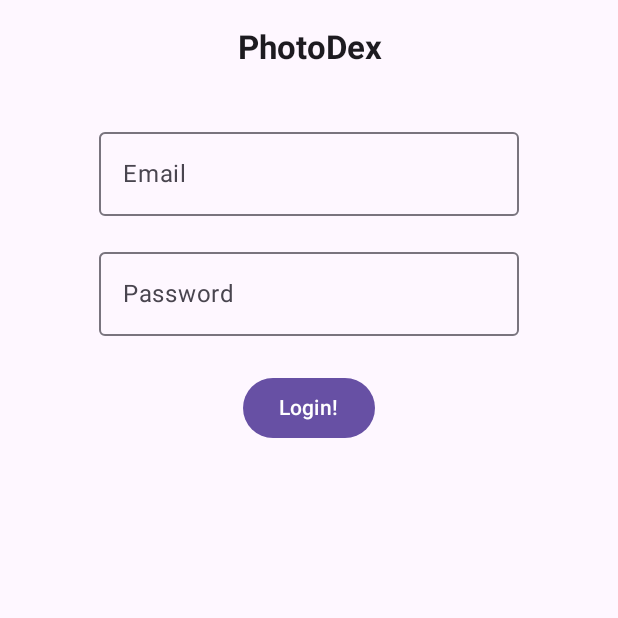
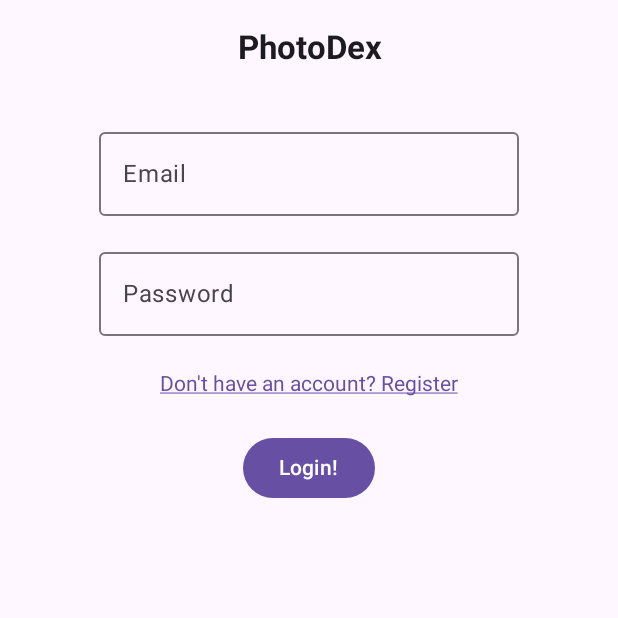
Before and after one commit to LucaRiggi/photodex, an Android app built with Jetpack Compose: the composable LoginScreen shown on its own in the app's theme, on a phone screen of 412 x 824 dp, the top half of it. Run offline under Robolectric (Android 15) with nearby library versions, the phone set to English and light mode, and no system bars.

Commit message:
Add Registration

```diff
--- a/app/src/main/java/com/example/photodex/fragments/LoginFragment.kt
+++ b/app/src/main/java/com/example/photodex/fragments/LoginFragment.kt
@@ -4,6 +4,7 @@ import android.os.Bundle
 import android.view.LayoutInflater
 import android.view.View
 import android.view.ViewGroup
+import androidx.compose.foundation.clickable
 import androidx.compose.foundation.layout.*
 import androidx.compose.foundation.layout.Arrangement
 import androidx.compose.foundation.text.KeyboardOptions
@@ -19,6 +20,7 @@ import androidx.compose.ui.text.TextStyle
 import androidx.compose.ui.text.input.KeyboardType
 import androidx.compose.ui.text.input.PasswordVisualTransformation
 import androidx.compose.ui.text.style.TextAlign
+import androidx.compose.ui.text.style.TextDecoration
 import androidx.fragment.app.Fragment
 import androidx.fragment.app.viewModels
 import androidx.lifecycle.ViewModel
@@ -29,6 +31,12 @@ import kotlinx.coroutines.flow.MutableStateFlow
 import kotlinx.coroutines.flow.StateFlow
 import kotlinx.coroutines.launch
 import java.io.IOException
+
+// ----- Enum to switch between screen -----
+enum class Mode {
+    LOGIN,
+    REGISTER
+}
 
 // ----- ViewModel -----
 
@@ -68,6 +76,7 @@ fun LoginScreen(
 
     var email by remember { mutableStateOf("") }
     var password by remember { mutableStateOf("") }
+    var mode by remember { mutableStateOf(Mode.LOGIN) }
 
     Scaffold(
         topBar = {
@@ -102,10 +111,30 @@ fun LoginScreen(
                 visualTransformation = PasswordVisualTransformation()
             )
             Spacer(Modifier.height(24.dp))
+            if (mode == Mode.REGISTER) {
+                OutlinedTextField(
+                    value = password,
+                    onValueChange = { password = it },
+                    label = { Text("Confirm Password") },
+                    singleLine = true,
+                    keyboardOptions = KeyboardOptions(keyboardType = KeyboardType.Password),
+                    visualTransformation = PasswordVisualTransformation()
+                )
+                Spacer(Modifier.height(24.dp))
+            }
+            Text(
+                text = if (mode == Mode.LOGIN) "Don't have an account? Register" else "Already have an account? Log in",
+                color = MaterialTheme.colorScheme.primary,
+                textDecoration = TextDecoration.Underline,
+                modifier = Modifier.clickable {
+                    mode = if (mode == Mode.LOGIN) Mode.REGISTER else Mode.LOGIN
+                }
+            )
+            Spacer(Modifier.height(24.dp))
             Button(onClick = {
 
             }) {
-                Text("Login!")
+                Text(if (mode == Mode.LOGIN) "Login!" else "Register!")
             }
 
             Spacer(Modifier.height(24.dp))
```
